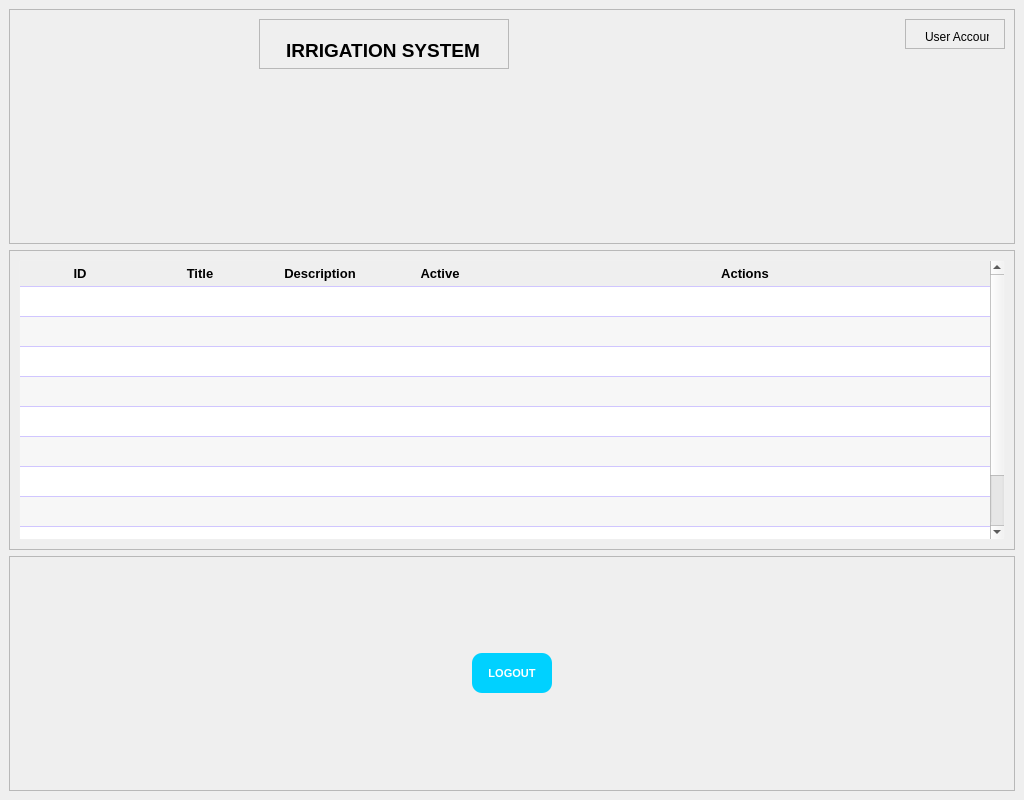
Above: main.ui from Quang-Nguyen-Van/MSE_Do-An-Tot-Nghiep before the change. Below: the same form after it.
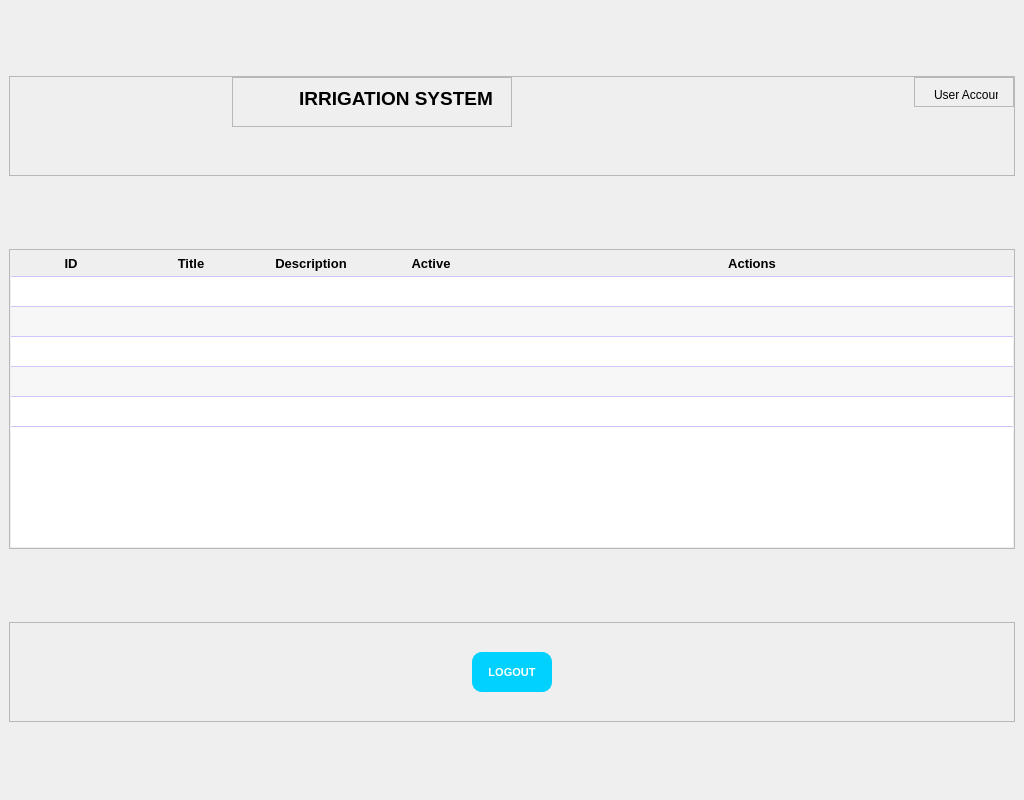
That is the form after the change.

Commit message: fix fullScreen main

Diff of the .ui file:
```diff
--- a/main.ui
+++ b/main.ui
@@ -34,19 +34,49 @@
   <widget class="QWidget" name="centralwidget">
    <layout class="QVBoxLayout" name="verticalLayout_2">
     <item>
-     <widget class="QFrame" name="frame_2">
+     <widget class="QFrame" name="frm_header">
+      <property name="minimumSize">
+       <size>
+        <width>800</width>
+        <height>100</height>
+       </size>
+      </property>
+      <property name="maximumSize">
+       <size>
+        <width>1024</width>
+        <height>100</height>
+       </size>
+      </property>
       <property name="frameShape">
        <enum>QFrame::StyledPanel</enum>
       </property>
       <property name="frameShadow">
        <enum>QFrame::Raised</enum>
       </property>
+      <property name="lineWidth">
+       <number>0</number>
+      </property>
       <layout class="QHBoxLayout" name="horizontalLayout">
+       <property name="spacing">
+        <number>0</number>
+       </property>
+       <property name="leftMargin">
+        <number>0</number>
+       </property>
+       <property name="topMargin">
+        <number>0</number>
+       </property>
+       <property name="rightMargin">
+        <number>0</number>
+       </property>
+       <property name="bottomMargin">
+        <number>0</number>
+       </property>
        <item alignment="Qt::AlignRight|Qt::AlignTop">
         <widget class="QFrame" name="frame_4">
          <property name="minimumSize">
           <size>
-           <width>250</width>
+           <width>280</width>
            <height>50</height>
           </size>
          </property>
@@ -56,11 +86,14 @@
          <property name="frameShadow">
           <enum>QFrame::Raised</enum>
          </property>
+         <property name="lineWidth">
+          <number>0</number>
+         </property>
          <widget class="QLabel" name="label">
           <property name="geometry">
            <rect>
-            <x>20</x>
-            <y>20</y>
+            <x>60</x>
+            <y>10</y>
             <width>208</width>
             <height>23</height>
            </rect>
@@ -95,6 +128,9 @@
          <property name="frameShadow">
           <enum>QFrame::Raised</enum>
          </property>
+         <property name="lineWidth">
+          <number>0</number>
+         </property>
          <widget class="QLabel" name="lbUser">
           <property name="geometry">
            <rect>
@@ -117,13 +153,13 @@
      <widget class="QFrame" name="frame">
       <property name="minimumSize">
        <size>
-        <width>0</width>
-        <height>100</height>
+        <width>800</width>
+        <height>150</height>
        </size>
       </property>
       <property name="maximumSize">
        <size>
-        <width>16777215</width>
+        <width>1024</width>
         <height>300</height>
        </size>
       </property>
@@ -133,7 +169,25 @@
       <property name="frameShadow">
        <enum>QFrame::Raised</enum>
       </property>
+      <property name="lineWidth">
+       <number>0</number>
+      </property>
       <layout class="QVBoxLayout" name="verticalLayout">
+       <property name="spacing">
+        <number>0</number>
+       </property>
+       <property name="leftMargin">
+        <number>0</number>
+       </property>
+       <property name="topMargin">
+        <number>0</number>
+       </property>
+       <property name="rightMargin">
+        <number>0</number>
+       </property>
+       <property name="bottomMargin">
+        <number>0</number>
+       </property>
        <item>
         <widget class="QTableWidget" name="tblSchedule">
          <property name="enabled">
@@ -186,6 +240,9 @@
          <property name="frameShape">
           <enum>QFrame::NoFrame</enum>
          </property>
+         <property name="lineWidth">
+          <number>0</number>
+         </property>
          <property name="dragDropMode">
           <enum>QAbstractItemView::DragDrop</enum>
          </property>
@@ -208,7 +265,7 @@
           <bool>true</bool>
          </property>
          <property name="rowCount">
-          <number>10</number>
+          <number>5</number>
          </property>
          <property name="columnCount">
           <number>5</number>
@@ -233,11 +290,6 @@
          <row/>
          <row/>
          <row/>
-         <row/>
-         <row/>
-         <row/>
-         <row/>
-         <row/>
          <column>
           <property name="text">
            <string>ID</string>
@@ -322,8 +374,14 @@
      <widget class="QFrame" name="frame_3">
       <property name="minimumSize">
        <size>
-        <width>50</width>
-        <height>50</height>
+        <width>800</width>
+        <height>100</height>
+       </size>
+      </property>
+      <property name="maximumSize">
+       <size>
+        <width>1024</width>
+        <height>100</height>
        </size>
       </property>
       <property name="frameShape">
@@ -332,7 +390,25 @@
       <property name="frameShadow">
        <enum>QFrame::Raised</enum>
       </property>
+      <property name="lineWidth">
+       <number>0</number>
+      </property>
       <layout class="QHBoxLayout" name="horizontalLayout_3">
+       <property name="spacing">
+        <number>0</number>
+       </property>
+       <property name="leftMargin">
+        <number>0</number>
+       </property>
+       <property name="topMargin">
+        <number>0</number>
+       </property>
+       <property name="rightMargin">
+        <number>0</number>
+       </property>
+       <property name="bottomMargin">
+        <number>0</number>
+       </property>
        <item>
         <widget class="QPushButton" name="btnLogout">
          <property name="minimumSize">
```
Left out of the diff: 4 changed lines with no effect on the pictures. The commit also changes 1 other file.
